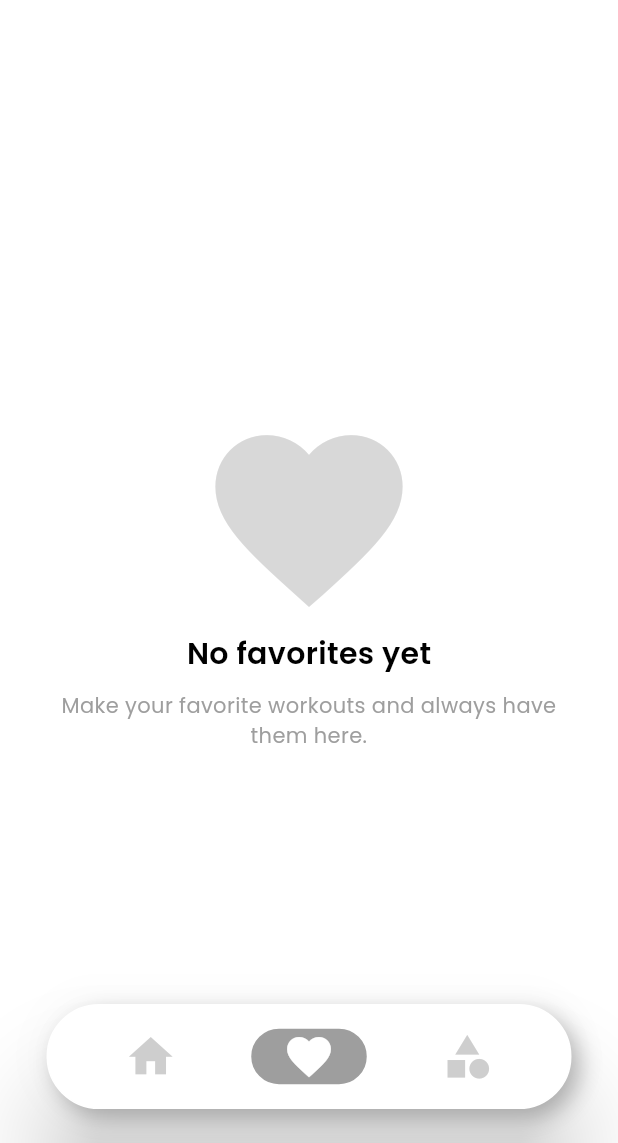
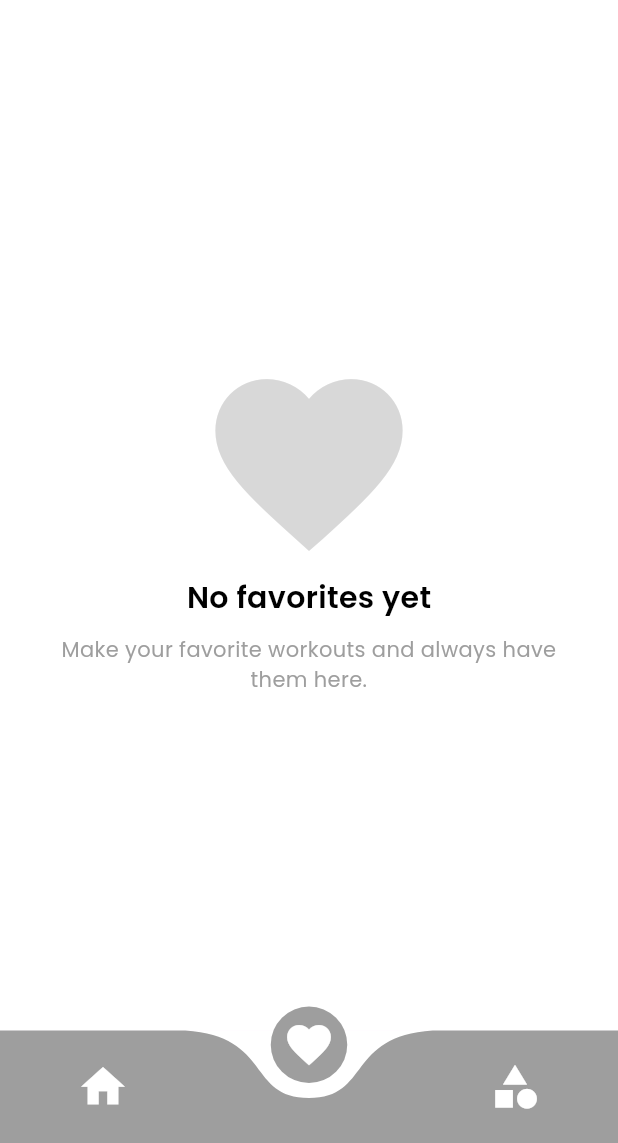
Before and after one commit to Bapan2003/Food-recipe-app, a Flutter app: the screen it shows after launch, item 2 of the bottom bar chosen, on a phone screen of 412 x 824 dp, the part 93-1236 px from its top. Run offline on Flutter 3.47's test engine with Material 3 defaults, Android fonts, the phone set to English and light mode, and no system bars; drawn by our look-alikes of curved_navigation_bar; our stand-ins replace bloc, cached_network_image, connectivity_plus, equatable, flutter_bloc, flutter_slidable and 4 more; network calls fail.

```diff
--- a/lib/pages/dashboard/dashboard.dart
+++ b/lib/pages/dashboard/dashboard.dart
@@ -52,26 +52,9 @@ class _DashboardPageScreenState extends State<DashboardPageScreen> {
         onRefresh: () async{ _getData(); },
         child: Scaffold(
           body: BlocBuilder<DashboardBloc,DashboardState>(builder: (context,state){
-            return Stack(
-              children: [
-                _selectedWidget(state.selectedTabIndex),
-                Align(
-                  alignment: const Alignment(0.0, 0.95),
-                  child: Card(
-                    shape: RoundedRectangleBorder(
-                        borderRadius: BorderRadius.circular(50)),
-                    elevation: 30,
-                    color: Colors.transparent,
-                    child: SizedBox(
-                        width: 350,
-                        child: _buildMyNavBar(context, size)),
-                  ),
-                ),
-
-              ],
-            );
+            return _selectedWidget(state.selectedTabIndex);
           }),
-          /*bottomNavigationBar: CurvedNavigationBar(
+          bottomNavigationBar: CurvedNavigationBar(
             backgroundColor: whiteColor,
             color: greyColor,
             items: <Widget>[
@@ -84,7 +67,7 @@ class _DashboardPageScreenState extends State<DashboardPageScreen> {
               context.read<DashboardBloc>().add(SetTabIndex(index: index));
 
             },
-          ),*/
+          ),
         ),
       ),
     );
```
